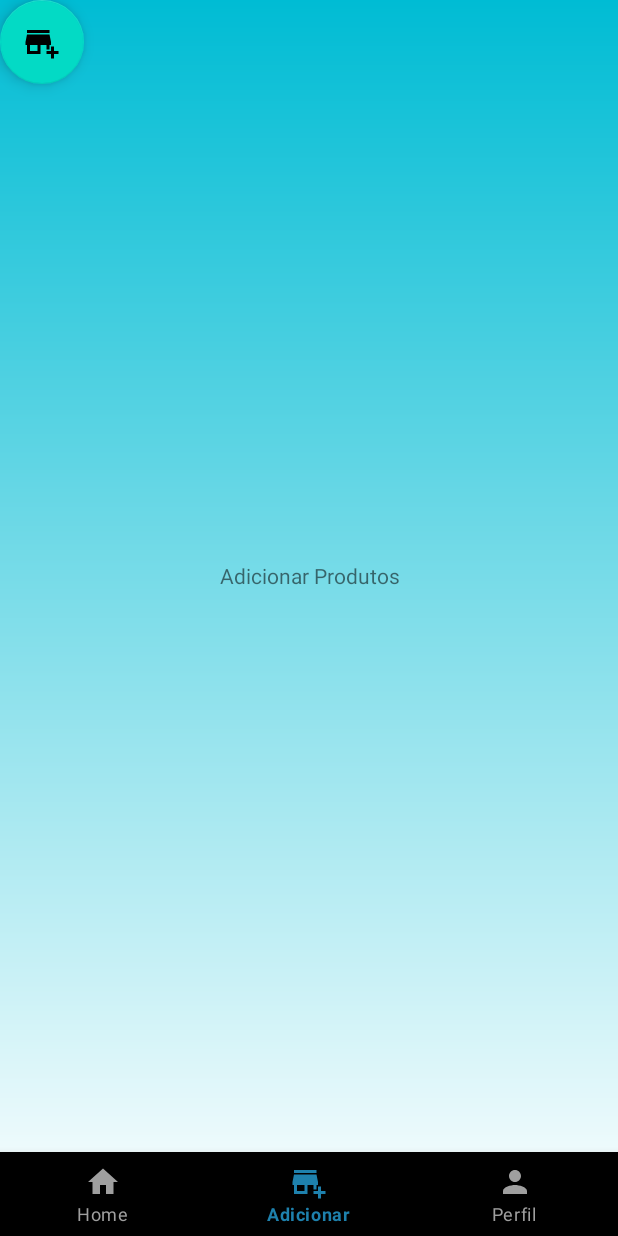
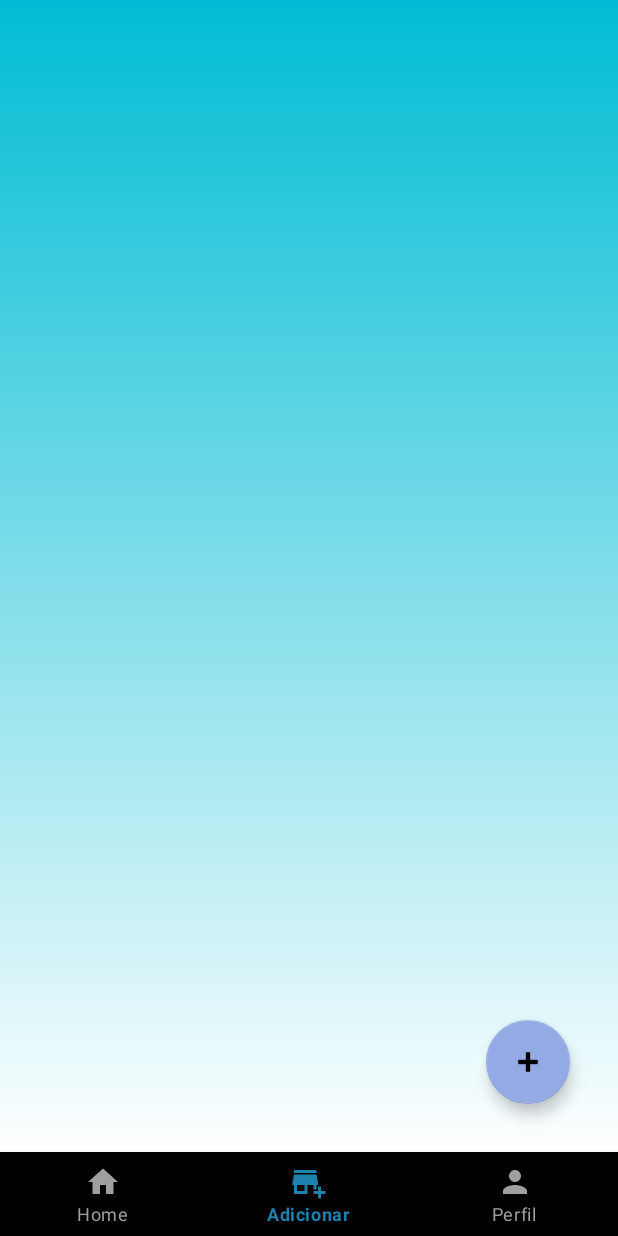
Before and after one commit to tankmester/PIOrlando, an Android app: the adicionarProdutos screen opened through its navigation route, on a phone screen of 412 x 824 dp. Run offline under Robolectric (Android 15) with nearby library versions, the phone set to English and light mode, and no system bars; our stand-ins replace navigation-ui.

Commit message:
Ajustes na tela de adicionar produtos

```diff
--- a/app/src/main/res/layout/fragment_adicionar_produtos.xml
+++ b/app/src/main/res/layout/fragment_adicionar_produtos.xml
@@ -1,28 +1,39 @@
 <?xml version="1.0" encoding="utf-8"?>
-<FrameLayout xmlns:android="http://schemas.android.com/apk/res/android"
+<androidx.constraintlayout.widget.ConstraintLayout xmlns:android="http://schemas.android.com/apk/res/android"
     xmlns:app="http://schemas.android.com/apk/res-auto"
     xmlns:tools="http://schemas.android.com/tools"
     android:layout_width="match_parent"
     android:layout_height="match_parent"
     tools:context=".adicionarProdutos">
 
-    <TextView
-        android:gravity="center"
+
+    <ScrollView
         android:layout_width="match_parent"
         android:layout_height="match_parent"
-        android:text="Adicionar Produtos" />
+        android:background="@drawable/background"
+        app:layout_constraintBottom_toBottomOf="parent"
+        app:layout_constraintEnd_toEndOf="parent"
+        app:layout_constraintStart_toStartOf="parent"
+        app:layout_constraintTop_toTopOf="parent"
+        tools:ignore="SpeakableTextPresentCheck">
 
+        <LinearLayout
+            android:layout_width="match_parent"
+            android:layout_height="wrap_content"
+            android:orientation="vertical" />
+    </ScrollView>
 
     <com.google.android.material.floatingactionbutton.FloatingActionButton
         android:id="@+id/floatingActionButton3"
         android:layout_width="wrap_content"
         android:layout_height="wrap_content"
+        android:layout_marginEnd="32dp"
+        android:layout_marginBottom="32dp"
         android:clickable="true"
-        android:src="@drawable/cadastrar"
+        android:src="@android:drawable/ic_input_add"
+        app:backgroundTint="@color/material_dynamic_primary70"
         app:layout_constraintBottom_toBottomOf="parent"
         app:layout_constraintEnd_toEndOf="parent"
-        app:layout_constraintHorizontal_bias="0.954"
-        app:layout_constraintStart_toStartOf="parent"
-        app:layout_constraintTop_toTopOf="parent"
-        app:layout_constraintVertical_bias="0.976" />
-</FrameLayout>
+        tools:ignore="SpeakableTextPresentCheck" />
+
+</androidx.constraintlayout.widget.ConstraintLayout>
```
